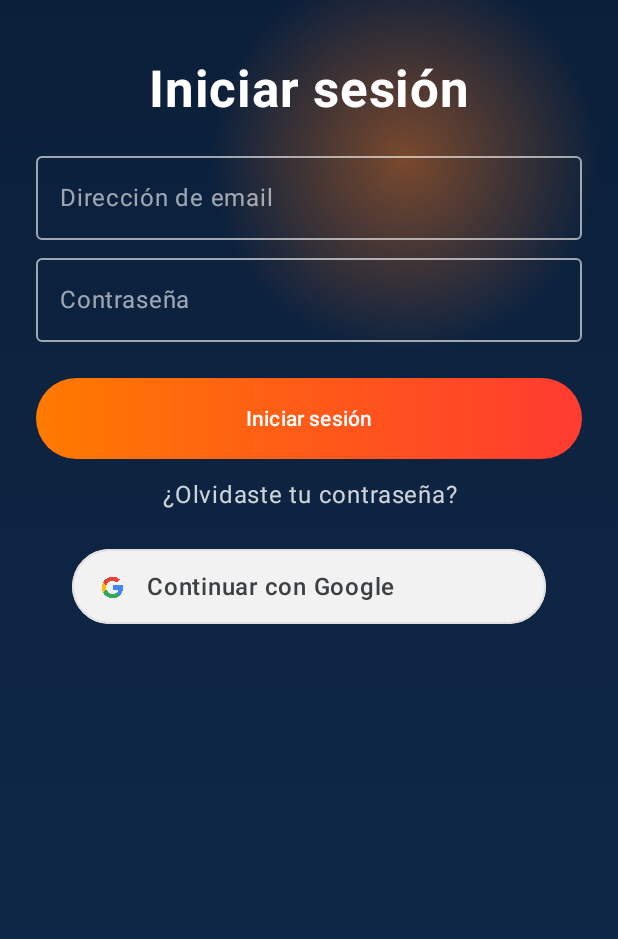
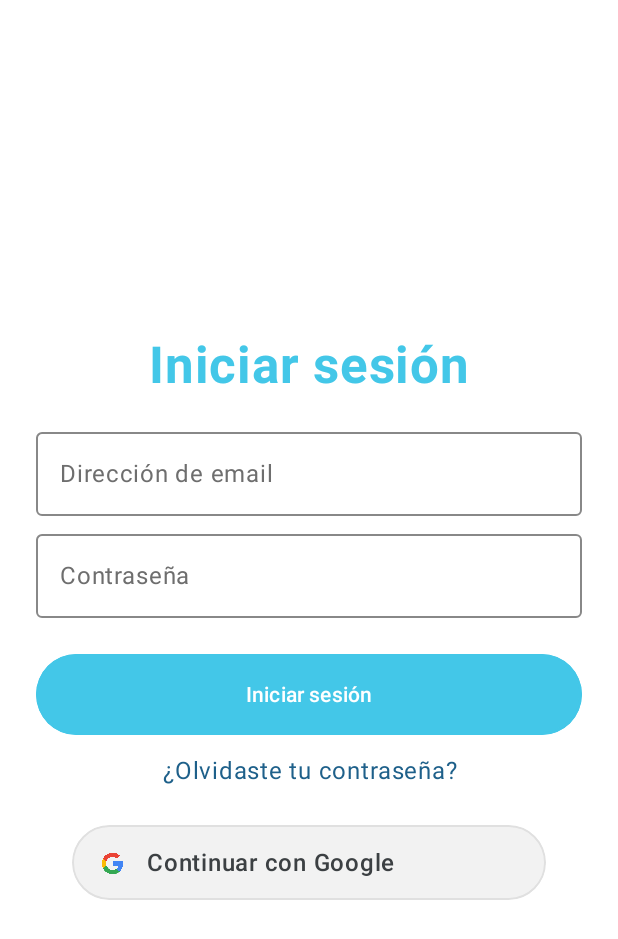
Before and after one commit to fran-16/FranJoFitApp, an Android app built with Jetpack Compose: the screen it shows after launch (MainActivity), after a tap on "Iniciar sesión", on a phone screen of 412 x 824 dp. Shown: the top 939 px of the screen. Run offline under Robolectric (Android 15) with nearby library versions, the phone set to English and light mode, and no system bars; our stand-ins replace Firebase (no records; nobody signed in at launch, a user with empty details on screens opened directly).

```diff
--- a/app/src/main/java/com/example/franjofit/MainActivity.kt
+++ b/app/src/main/java/com/example/franjofit/MainActivity.kt
@@ -9,7 +9,6 @@ import androidx.activity.compose.setContent
 import androidx.activity.result.contract.ActivityResultContracts
 import androidx.core.content.ContextCompat
 import com.example.franjofit.nav.AppNav
-import com.example.franjofit.reminders.SmpReminderManager
 import com.example.franjofit.ui.theme.FranJoTheme
 
 class MainActivity : ComponentActivity() {
@@ -30,7 +29,9 @@ class MainActivity : ComponentActivity() {
                 Manifest.permission.ACTIVITY_RECOGNITION
             ) == PackageManager.PERMISSION_GRANTED
 
-            if (!granted) requestActivityRecognition.launch(Manifest.permission.ACTIVITY_RECOGNITION)
+            if (!granted) {
+                requestActivityRecognition.launch(Manifest.permission.ACTIVITY_RECOGNITION)
+            }
         }
 
         // POST_NOTIFICATIONS
@@ -40,15 +41,20 @@ class MainActivity : ComponentActivity() {
                 Manifest.permission.POST_NOTIFICATIONS
             ) == PackageManager.PERMISSION_GRANTED
 
-            if (!granted) requestNotificationPermission.launch(Manifest.permission.POST_NOTIFICATIONS)
+            if (!granted) {
+                requestNotificationPermission.launch(Manifest.permission.POST_NOTIFICATIONS)
+            }
         }
 
-        // PROGRAMAR RECORDATORIOS SMP
-        SmpReminderManager.scheduleRepeating(this)
+        // 🔔 YA NO programamos recordatorios repetidos aquí
+        // SmpReminderManager.scheduleRepeating(this)  // ❌ lo quitamos
+
+        // 🧠 Si venimos desde la notificación SMP
+        val openSmp = intent?.getBooleanExtra("open_smp", false) ?: false
 
         setContent {
             FranJoTheme {
-                AppNav()
+                AppNav(openSmpFromNotification = openSmp)
             }
         }
     }
--- a/app/src/main/java/com/example/franjofit/nav/Routes.kt
+++ b/app/src/main/java/com/example/franjofit/nav/Routes.kt
@@ -9,6 +9,7 @@ object Routes {
     const val Dashboard = "dashboard"
     const val AddMeal = "add_meal/{meal}"
     const val ScanFood = "scan_food/{meal}"   // meal: desayuno|almuerzo|cena|extras
+    const val FormsSmp = "forms_smp"
 
 
 }
--- a/app/src/main/java/com/example/franjofit/reminders/SmpNotifier.kt
+++ b/app/src/main/java/com/example/franjofit/reminders/SmpNotifier.kt
@@ -11,7 +11,7 @@ object SmpNotifier {
         val manager =
             context.getSystemService(Context.NOTIFICATION_SERVICE) as NotificationManager?
 
-        if (manager != null) {
+        if (manager != null && notification != null) {
             manager.notify(NOTIFICATION_ID, notification)
         }
     }
--- a/app/src/main/java/com/example/franjofit/reminders/SmpReminderManager.kt
+++ b/app/src/main/java/com/example/franjofit/reminders/SmpReminderManager.kt
@@ -11,16 +11,11 @@ import androidx.core.app.NotificationCompat
 import com.example.franjofit.MainActivity
 import com.example.franjofit.R
 
-import android.app.Notification
-
-
 object SmpReminderManager {
 
     private const val CHANNEL_ID = "SMP_CHANNEL"
     private const val CHANNEL_NAME = "Recordatorios SMP"
     private const val ALARM_REQUEST_CODE = 5511
-    private const val REMINDER_INTERVAL_MINUTES = 2L
-
 
     private fun createChannel(context: Context) {
         if (Build.VERSION.SDK_INT >= Build.VERSION_CODES.O) {
@@ -38,9 +33,7 @@ object SmpReminderManager {
         }
     }
 
-
     fun sendNotification(context: Context) {
-
         createChannel(context)
 
         val intent = Intent(context, MainActivity::class.java).apply {
@@ -55,11 +48,6 @@ object SmpReminderManager {
             PendingIntent.FLAG_UPDATE_CURRENT or PendingIntent.FLAG_IMMUTABLE
         )
 
-
-        val bigStyle = NotificationCompat.BigTextStyle()
-            .setBigContentTitle("¿Cómo te sentiste después de tu última comida?")
-            .bigText("Toca para responder una mini-encuesta SMP.")
-
         val notification = NotificationCompat.Builder(context, CHANNEL_ID)
             .setSmallIcon(R.mipmap.ic_launcher)
             .setStyle(
@@ -72,34 +60,42 @@ object SmpReminderManager {
             .setContentIntent(pendingIntent)
             .build()
 
-
-
         SmpNotifier.show(context, notification)
-
     }
 
 
-    fun scheduleRepeating(context: Context) {
+    fun schedulePostprandialReminder(
+        context: Context,
+        minutes: Long
+    ) {
+        val appContext = context.applicationContext
+        val alarmManager =
+            appContext.getSystemService(Context.ALARM_SERVICE) as AlarmManager
 
-        val alarmManager =
-            context.getSystemService(Context.ALARM_SERVICE) as AlarmManager
-
-        val intent = Intent(context, SmpReminderReceiver::class.java)
+        val intent = Intent(appContext, SmpReminderReceiver::class.java)
 
         val pendingIntent = PendingIntent.getBroadcast(
-            context,
+            appContext,
             ALARM_REQUEST_CODE,
             intent,
             PendingIntent.FLAG_UPDATE_CURRENT or PendingIntent.FLAG_IMMUTABLE
         )
 
-        val intervalMs = REMINDER_INTERVAL_MINUTES * 60 * 1000L
+        val triggerAt = System.currentTimeMillis() + minutes * 60_000L
 
-        alarmManager.setRepeating(
-            AlarmManager.RTC_WAKEUP,
-            System.currentTimeMillis() + intervalMs,
-            intervalMs,
-            pendingIntent
-        )
+
+        if (Build.VERSION.SDK_INT >= Build.VERSION_CODES.M) {
+            alarmManager.setAndAllowWhileIdle(
+                AlarmManager.RTC_WAKEUP,
+                triggerAt,
+                pendingIntent
+            )
+        } else {
+            alarmManager.set(
+                AlarmManager.RTC_WAKEUP,
+                triggerAt,
+                pendingIntent
+            )
+        }
     }
 }
--- a/app/src/main/java/com/example/franjofit/screens/LoginScreen.kt
+++ b/app/src/main/java/com/example/franjofit/screens/LoginScreen.kt
@@ -4,6 +4,7 @@ import android.app.Activity
 import android.util.Log
 import androidx.activity.compose.rememberLauncherForActivityResult
 import androidx.activity.result.contract.ActivityResultContracts
+import androidx.compose.foundation.background
 import androidx.compose.foundation.clickable
 import androidx.compose.foundation.layout.*
 import androidx.compose.material3.Text
@@ -15,13 +16,14 @@ import androidx.compose.ui.text.font.FontWeight
 import androidx.compose.ui.text.style.TextAlign
 import androidx.compose.ui.unit.dp
 import androidx.compose.ui.unit.sp
-import com.example.franjofit.ui.components.GradientBackground
 import com.example.franjofit.ui.components.GoogleButton
 import com.example.franjofit.ui.components.OutlineInput
 import com.example.franjofit.ui.components.PrimaryButton
 import com.example.franjofit.ui.components.Spacing
+import com.example.franjofit.ui.theme.PrimarySoft
+import com.example.franjofit.ui.theme.TextColorMediumBlue
+import com.example.franjofit.ui.theme.Red
 import com.example.franjofit.ui.theme.White
-import com.example.franjofit.ui.theme.White80
 import com.google.android.gms.auth.api.signin.GoogleSignIn
 import com.google.android.gms.auth.api.signin.GoogleSignInOptions
 import com.google.android.gms.common.api.ApiException
@@ -97,17 +99,30 @@ fun LoginScreen(
         }
     }
 
-    GradientBackground {
+    // ⭐ Fondo blanco
+    Box(
+        modifier = Modifier
+            .fillMaxSize()
+            .background(White)
+    ) {
         Column(
             Modifier
                 .fillMaxSize()
                 .padding(horizontal = Spacing.xl, vertical = Spacing.xl),
-            horizontalAlignment = Alignment.CenterHorizontally
+            horizontalAlignment = Alignment.CenterHorizontally,
+            verticalArrangement = Arrangement.Center // ⭐ centrado
         ) {
-            Spacer(Modifier.height(16.dp))
-            Text("Iniciar sesión", color = White, fontSize = 34.sp, fontWeight = FontWeight.Bold)
+            // Título en celeste
+            Text(
+                text = "Iniciar sesión",
+                color = PrimarySoft,
+                fontSize = 34.sp,
+                fontWeight = FontWeight.Bold
+            )
+
             Spacer(Modifier.height(Spacing.xl))
 
+            // Los OutlineInput mantienen la misma firma
             OutlineInput(
                 value = email,
                 onValueChange = { email = it },
@@ -129,13 +144,14 @@ fun LoginScreen(
             if (errorMessage.isNotEmpty()) {
                 Text(
                     text = errorMessage,
-                    color = White80,
+                    color = Red,
                     textAlign = TextAlign.Center,
                     modifier = Modifier.fillMaxWidth()
                 )
                 Spacer(Modifier.height(Spacing.md))
             }
 
+            // ⭐ El color real del botón se cambia en PrimaryButton (usa PrimarySoft allí)
             PrimaryButton(
                 text = "Iniciar sesión",
                 onClick = {
@@ -158,7 +174,7 @@ fun LoginScreen(
 
             Text(
                 text = "¿Olvidaste tu contraseña?",
-                color = White80,
+                color = TextColorMediumBlue,
                 textAlign = TextAlign.Center,
                 modifier = Modifier
                     .fillMaxWidth()
@@ -167,6 +183,7 @@ fun LoginScreen(
 
             Spacer(Modifier.height(Spacing.xl))
 
+            // Fondo gris del botón de Google se configura en el propio GoogleButton
             GoogleButton(
                 text = "Continuar con Google",
                 onClick = {
--- a/app/src/main/java/com/example/franjofit/ui/components/OutlineInput.kt
+++ b/app/src/main/java/com/example/franjofit/ui/components/OutlineInput.kt
@@ -8,8 +8,6 @@ import androidx.compose.ui.Modifier
 import androidx.compose.ui.graphics.Color
 import androidx.compose.ui.text.input.PasswordVisualTransformation
 import androidx.compose.ui.text.input.VisualTransformation
-import com.example.franjofit.ui.theme.White
-import com.example.franjofit.ui.theme.White60
 
 @Composable
 fun OutlineInput(
@@ -22,18 +20,30 @@ fun OutlineInput(
     OutlinedTextField(
         value = value,
         onValueChange = onValueChange,
-        placeholder = { Text(placeholder, color = White60) },
+        placeholder = {
+            Text(
+                text = placeholder,
+                color = Color(0xFF6E6E6E) // ⭐ Gris oscuro para placeholder
+            )
+        },
         singleLine = true,
         modifier = modifier,
         visualTransformation = if (isPassword) PasswordVisualTransformation() else VisualTransformation.None,
         colors = TextFieldDefaults.colors(
+            // ⭐ Texto negro
+            focusedTextColor = Color.Black,
+            unfocusedTextColor = Color.Black,
+
+            // ⭐ Cursor negro
+            cursorColor = Color.Black,
+
+            // ⭐ Fondo del campo (transparente)
             focusedContainerColor = Color.Transparent,
             unfocusedContainerColor = Color.Transparent,
-            focusedIndicatorColor = White60,
-            unfocusedIndicatorColor = White60,
-            focusedTextColor = White,
-            unfocusedTextColor = White,
-            cursorColor = White
+
+            // ⭐ Líneas / bordes negros suaves
+            focusedIndicatorColor = Color.Black,
+            unfocusedIndicatorColor = Color.Gray,
         )
     )
 }
--- a/app/src/main/java/com/example/franjofit/ui/components/PrimaryButton.kt
+++ b/app/src/main/java/com/example/franjofit/ui/components/PrimaryButton.kt
@@ -1,6 +1,7 @@
 package com.example.franjofit.ui.components
 
 import androidx.compose.foundation.background
+import androidx.compose.foundation.border
 import androidx.compose.foundation.layout.fillMaxWidth
 import androidx.compose.foundation.layout.height
 import androidx.compose.foundation.shape.RoundedCornerShape
@@ -8,9 +9,9 @@ import androidx.compose.material3.*
 import androidx.compose.runtime.Composable
 import androidx.compose.ui.Modifier
 import androidx.compose.ui.draw.clip
-import androidx.compose.ui.graphics.Brush
 import androidx.compose.ui.graphics.Color
 import androidx.compose.ui.unit.dp
+import com.example.franjofit.ui.theme.PrimarySoft
 import com.example.franjofit.ui.theme.White
 
 @Composable
@@ -19,16 +20,19 @@ fun PrimaryButton(
     onClick: () -> Unit,
     modifier: Modifier = Modifier
 ) {
+    val shape = RoundedCornerShape(100.dp) // pill
+
     Button(
         onClick = onClick,
         modifier = modifier
             .fillMaxWidth()
             .height(54.dp)
-            .clip(RoundedCornerShape(Radius.pill))
-            .background(Brush.horizontalGradient(listOf(Color(0xFFFF7A00), Color(0xFFFF3B30)))),
+            .clip(shape)
+            .background(PrimarySoft)               // ⭐ Fondo CELESTE
+            .border(2.dp, PrimarySoft, shape),     // ⭐ Borde CELESTE
         colors = ButtonDefaults.buttonColors(
-            containerColor = Color.Transparent,
-            contentColor = White
+            containerColor = Color.Transparent,     // No sobrescribas el fondo
+            contentColor = White                    // Texto blanco
         )
     ) {
         Text(text)
```
Also changed, not shown: app/src/main/java/com/example/franjofit/data/GoalsRepository.kt (+171 -24 lines), app/src/main/java/com/example/franjofit/nav/AppNav.kt (+54 -1 lines), app/src/main/java/com/example/franjofit/screens/AddMealScreen.kt (+14 -4 lines), app/src/main/java/com/example/franjofit/screens/DashboardScreen.kt (+54 -13 lines), app/src/main/java/com/example/franjofit/screens/FormsSMP.kt (+223 -0 lines).
